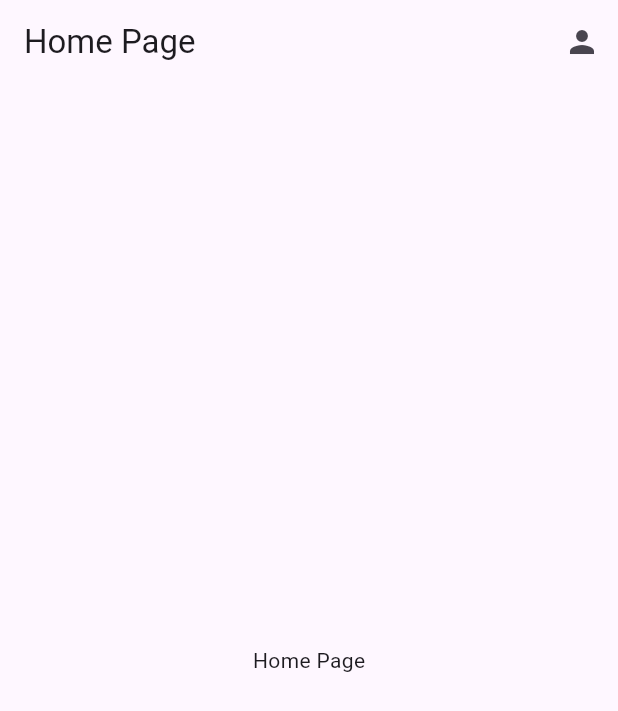
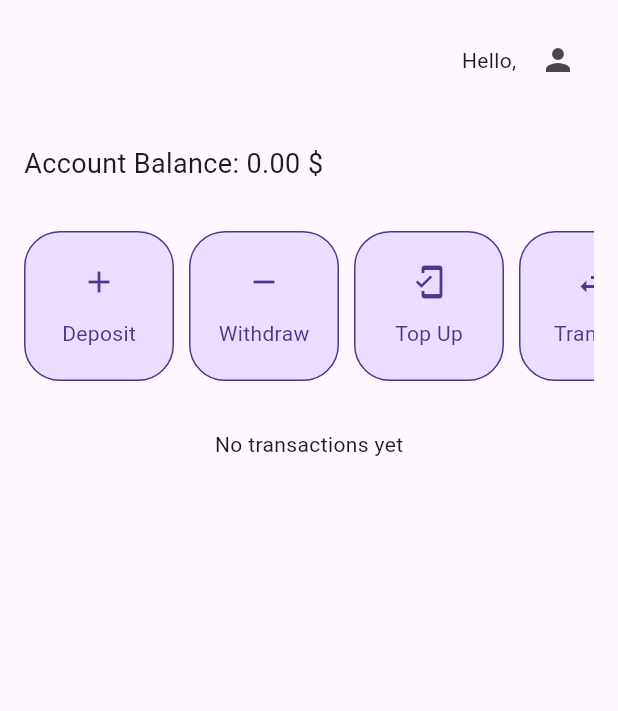
Before and after one commit to Mauricifj/top_up_app, a Flutter app: the HomePage screen opened by its route, on a phone screen of 412 x 824 dp. Shown: the top 711 px of the screen. Run offline on Flutter 3.47's test engine with Material 3 defaults, Android fonts, the phone set to English and light mode, and no system bars; our stand-ins replace get_it, go_router; accounts and stored records are empty.

Commit message:
Add bank account feature

```diff
--- /dev/null
+++ b/lib/src/bank_account/domain/account_service.dart
@@ -0,0 +1,16 @@
+import 'package:flutter/material.dart';
+
+import 'transaction.dart';
+import 'transaction_state.dart';
+import 'transaction_type.dart';
+
+abstract interface class AccountService extends ChangeNotifier {
+  int get balance;
+  List<Transaction> get transactions;
+  TransactionState get lastTransactionState;
+  Future<void> makeTransaction(
+    int amount,
+    TransactionType type, {
+    String? description,
+  });
+}
--- /dev/null
+++ b/lib/src/bank_account/domain/transaction.dart
@@ -0,0 +1,19 @@
+import 'transaction_type.dart';
+
+class Transaction {
+  final String id;
+  final String description;
+  final TransactionType type;
+  final int amount;
+  final DateTime date;
+  final bool failed;
+
+  Transaction({
+    required this.id,
+    required this.description,
+    required this.type,
+    required this.amount,
+    required this.date,
+    this.failed = false,
+  });
+}
--- /dev/null
+++ b/lib/src/bank_account/domain/transaction_type.dart
@@ -0,0 +1,7 @@
+enum TransactionType {
+  deposit('Deposit'),
+  withdrawal('Withdrawal');
+
+  final String displayName;
+  const TransactionType(this.displayName);
+}
--- /dev/null
+++ b/lib/src/bank_account/presentation/widgets/account_service_button.dart
@@ -0,0 +1,43 @@
+import 'package:flutter/material.dart';
+
+class AccountServiceButton extends StatelessWidget {
+  final String title;
+  final IconData icon;
+  final VoidCallback onPressed;
+
+  const AccountServiceButton({
+    super.key,
+    required this.title,
+    required this.icon,
+    required this.onPressed,
+  });
+
+  @override
+  Widget build(BuildContext context) {
+    final borderRadius = BorderRadius.circular(24.0);
+    final borderColor = Theme.of(context).colorScheme.onPrimaryContainer;
+    final backgroundColor = Theme.of(context).colorScheme.primaryContainer;
+    final textColor = Theme.of(context).colorScheme.onPrimaryContainer;
+
+    return InkWell(
+      onTap: onPressed,
+      borderRadius: borderRadius,
+      child: Container(
+        width: 100,
+        padding: const EdgeInsets.all(8.0),
+        decoration: BoxDecoration(
+          color: backgroundColor,
+          border: Border.all(color: borderColor),
+          borderRadius: borderRadius,
+        ),
+        child: Column(
+          mainAxisAlignment: MainAxisAlignment.spaceEvenly,
+          children: [
+            Icon(icon, size: 24.0, color: textColor),
+            Text(title, style: TextStyle(color: textColor)),
+          ],
+        ),
+      ),
+    );
+  }
+}
--- /dev/null
+++ b/lib/src/bank_account/presentation/widgets/account_services_widget.dart
@@ -0,0 +1,79 @@
+import 'package:flutter/material.dart';
+import 'package:go_router/go_router.dart';
+
+import '../transaction_page.dart';
+import 'account_service_button.dart';
+
+class AccountServicesWidget extends StatelessWidget {
+  const AccountServicesWidget({super.key});
+
+  @override
+  Widget build(BuildContext context) {
+    return SizedBox(
+      height: 100,
+      child: ListView(
+        shrinkWrap: true,
+        scrollDirection: Axis.horizontal,
+        children: [
+          AccountServiceButton(
+            title: 'Deposit',
+            icon: Icons.add,
+            onPressed: () {
+              context.go(TransactionPage.depositRoute);
+            },
+          ),
+          const SizedBox(width: 10),
+          AccountServiceButton(
+            title: 'Withdraw',
+            icon: Icons.remove,
+            onPressed: () {
+              context.go(TransactionPage.withdrawRoute);
+            },
+          ),
+          const SizedBox(width: 10),
+          AccountServiceButton(
+            title: 'Top Up',
+            icon: Icons.mobile_friendly,
+            onPressed: () {
+              _showFeatureNotImplementedSnackBar(context);
+            },
+          ),
+          const SizedBox(width: 10),
+          AccountServiceButton(
+            title: 'Transfer',
+            icon: Icons.swap_horiz,
+            onPressed: () {
+              _showFeatureNotImplementedSnackBar(context);
+            },
+          ),
+          const SizedBox(width: 10),
+          AccountServiceButton(
+            title: 'Invest',
+            icon: Icons.attach_money,
+            onPressed: () {
+              _showFeatureNotImplementedSnackBar(context);
+            },
+          ),
+          const SizedBox(width: 10),
+          AccountServiceButton(
+            title: 'Loan',
+            icon: Icons.currency_exchange,
+            onPressed: () {
+              _showFeatureNotImplementedSnackBar(context);
+            },
+          ),
+        ],
+      ),
+    );
+  }
+
+  void _showFeatureNotImplementedSnackBar(BuildContext context) {
+    final scaffoldMessenger = ScaffoldMessenger.of(context);
+    scaffoldMessenger.clearSnackBars();
+    scaffoldMessenger.showSnackBar(
+      const SnackBar(
+        content: Text('Feature not implemented yet'),
+      ),
+    );
+  }
+}
--- /dev/null
+++ b/lib/src/bank_account/presentation/widgets/balance_wdiget.dart
@@ -0,0 +1,34 @@
+import 'package:flutter/material.dart';
+import 'package:intl/intl.dart';
+
+import '../../domain/account_service.dart';
+
+class BalanceWidget extends StatelessWidget {
+  const BalanceWidget({
+    super.key,
+    required this.accountService,
+  });
+
+  final AccountService accountService;
+
+  @override
+  Widget build(BuildContext context) {
+    final formatter = NumberFormat.currency(
+      locale: 'ar',
+      symbol: '\$',
+      decimalDigits: 2,
+    );
+
+    return ListenableBuilder(
+      listenable: accountService,
+      builder: (context, _) {
+        final formattedBalance = formatter.format(accountService.balance / 100);
+
+        return Text(
+          'Account Balance: $formattedBalance',
+          style: const TextStyle(fontSize: 18),
+        );
+      },
+    );
+  }
+}
--- /dev/null
+++ b/lib/src/bank_account/presentation/widgets/transactions_widget.dart
@@ -0,0 +1,77 @@
+import 'package:flutter/material.dart';
+import 'package:intl/intl.dart';
+
+import '../../domain/transaction.dart';
+import '../../domain/transaction_type.dart';
+
+class TransactionsWidget extends StatelessWidget {
+  const TransactionsWidget({
+    super.key,
+    required this.transactions,
+  });
+
+  final List<Transaction> transactions;
+
+  @override
+  Widget build(BuildContext context) {
+    if (transactions.isEmpty) {
+      return const Center(child: Text('No transactions yet'));
+    }
+
+    final formatter = NumberFormat.simpleCurrency(decimalDigits: 2);
+
+    return ListView.separated(
+      shrinkWrap: true,
+      itemBuilder: (context, index) {
+        final transaction = transactions[index];
+
+        return ListTile(
+          leading: transaction.type == TransactionType.deposit
+              ? const Icon(
+                  Icons.arrow_upward,
+                  color: Colors.green,
+                )
+              : const Icon(
+                  Icons.arrow_downward,
+                  color: Colors.red,
+                ),
+          title: Text(
+            transaction.type.displayName,
+            style: TextStyle(
+              fontWeight: FontWeight.bold,
+              decoration:
+                  transaction.failed ? TextDecoration.lineThrough : null,
+            ),
+          ),
+          subtitle: Text(
+            'Amount: ${formatter.format(transactions[index].amount / 100)}',
+          ),
+          trailing: Column(
+            mainAxisAlignment: MainAxisAlignment.center,
+            crossAxisAlignment: CrossAxisAlignment.end,
+            children: [
+              Text(
+                DateFormat.yMMMd().format(transaction.date),
+                style: const TextStyle(
+                  fontSize: 12,
+                  color: Colors.grey,
+                ),
+              ),
+              Text(
+                DateFormat.Hm().format(transaction.date),
+                style: const TextStyle(
+                  fontSize: 12,
+                  color: Colors.grey,
+                ),
+              ),
+            ],
+          ),
+        );
+      },
+      separatorBuilder: (context, index) {
+        return const Divider();
+      },
+      itemCount: transactions.length,
+    );
+  }
+}
--- a/lib/src/home/home_page.dart
+++ b/lib/src/home/home_page.dart
@@ -1,29 +1,47 @@
 import 'package:flutter/material.dart';
-import 'package:go_router/go_router.dart';
 
-import '../profile/profile_page.dart';
+import '../auth/domain/auth_service.dart';
+import '../bank_account/domain/account_service.dart';
+import '../bank_account/presentation/widgets/account_services_widget.dart';
+import '../bank_account/presentation/widgets/balance_wdiget.dart';
+import 'widgets/greeting_widget.dart';
+import '../bank_account/presentation/widgets/transactions_widget.dart';
 
 class HomePage extends StatelessWidget {
   static const String path = '/';
 
-  const HomePage({super.key});
+  final AuthService authService;
+  final AccountService accountService;
+
+  const HomePage({
+    super.key,
+    required this.authService,
+    required this.accountService,
+  });
 
   @override
   Widget build(BuildContext context) {
+    final user = authService.user;
+
+    final transactions = accountService.transactions;
+
     return Scaffold(
-      appBar: AppBar(
-        title: const Text('Home Page'),
-        actions: [
-          IconButton(
-            onPressed: () {
-              context.go(ProfilePage.route);
-            },
-            icon: const Icon(Icons.person),
+      body: SafeArea(
+        child: SingleChildScrollView(
+          padding: const EdgeInsets.all(16.0),
+          child: Column(
+            crossAxisAlignment: CrossAxisAlignment.stretch,
+            children: [
+              GreetingWidget(user: user),
+              const SizedBox(height: 32),
+              BalanceWidget(accountService: accountService),
+              const SizedBox(height: 32),
+              const AccountServicesWidget(),
+              const SizedBox(height: 32),
+              TransactionsWidget(transactions: transactions),
+            ],
           ),
-        ],
-      ),
-      body: const Center(
-        child: Text('Home Page'),
+        ),
       ),
     );
   }
--- /dev/null
+++ b/lib/src/home/widgets/greeting_widget.dart
@@ -0,0 +1,30 @@
+import 'package:flutter/material.dart';
+import 'package:go_router/go_router.dart';
+
+import '../../auth/domain/user.dart';
+import '../../profile/profile_page.dart';
+
+class GreetingWidget extends StatelessWidget {
+  const GreetingWidget({
+    super.key,
+    required this.user,
+  });
+
+  final User? user;
+
+  @override
+  Widget build(BuildContext context) {
+    return Row(
+      mainAxisAlignment: MainAxisAlignment.end,
+      children: [
+        Text('Hello, ${user?.displayName}'),
+        IconButton(
+          onPressed: () {
+            context.go(ProfilePage.route);
+          },
+          icon: const Icon(Icons.person),
+        ),
+      ],
+    );
+  }
+}
--- a/lib/src/router.dart
+++ b/lib/src/router.dart
@@ -1,8 +1,10 @@
-import 'package:flutter/material.dart';
 import 'package:go_router/go_router.dart';
 
 import 'auth/domain/auth_service.dart';
 import 'auth/presentation/login_page.dart';
+import 'bank_account/domain/account_service.dart';
+import 'bank_account/domain/transaction_type.dart';
+import 'bank_account/presentation/transaction_page.dart';
 import 'dependency_injection.dart';
 import 'home/home_page.dart';
 import 'profile/profile_page.dart';
@@ -25,7 +27,10 @@ final GoRouter router = GoRouter(
     GoRoute(
       path: HomePage.path,
       builder: (context, state) {
-        return const HomePage();
+        return HomePage(
+          authService: serviceLocator<AuthService>(),
+          accountService: serviceLocator<AccountService>(),
+        );
       },
       routes: [
         GoRoute(
@@ -36,5 +41,25 @@ final GoRouter router = GoRouter(
             );
           },
         ),
+        GoRoute(
+          path: TransactionPage.depositPath,
+          builder: (context, state) {
+            return TransactionPage(
+              accountService: serviceLocator<AccountService>(),
+              transactionType: TransactionType.deposit,
+            );
+          },
+        ),
+        GoRoute(
+          path: TransactionPage.withdrawPath,
+          builder: (context, state) {
+            return TransactionPage(
+              accountService: serviceLocator<AccountService>(),
+              transactionType: TransactionType.withdrawal,
+            );
+          },
+        ),
+      ],
+    ),
   ],
 );
--- a/pubspec.yaml
+++ b/pubspec.yaml
@@ -7,10 +7,12 @@ environment:
   sdk: '>=3.4.3 <4.0.0'
 
 dependencies:
+  currency_text_input_formatter: ^2.2.3
   flutter:
     sdk: flutter
   get_it: ^7.7.0
   go_router: ^14.1.4
+  intl: ^0.19.0
 
 dev_dependencies:
   flutter_test:
```
Also changed, not shown: lib/src/bank_account/data/account_service_impl.dart (added, +115 -0 lines), lib/src/bank_account/domain/transaction_state.dart (added, +21 -0 lines), lib/src/bank_account/presentation/transaction_page.dart (added, +153 -0 lines), lib/src/dependency_injection.dart (+9 -1 lines), pubspec.lock, 3 other files. Lines whose indentation alone changed are shown as unchanged.
